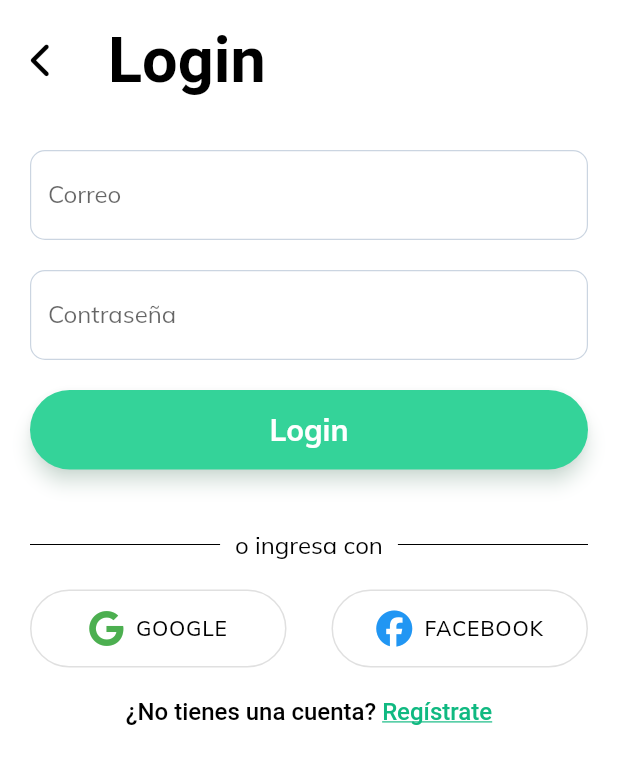
After one commit to ricardogzm/pizca-de-sal, a Flutter app: the LoginScreen screen opened by its route, on a phone screen of 412 x 824 dp. The commit adds this screen. Shown: the top 764 px of the screen. Run offline on Flutter 3.47's test engine with Material 2 defaults, Android fonts, the phone set to English and light mode, and no system bars; our stand-ins replace firebase_core, flutter_dotenv, font_awesome_flutter; accounts and stored records are empty.

Commit message:
📱 Preliminary login screen added
Closes #6
- New login screen with form validation
- login route added to RouteGenerator

```diff
--- a/lib/src/routes_generator.dart
+++ b/lib/src/routes_generator.dart
@@ -1,4 +1,5 @@
 import 'package:flutter/material.dart';
+import 'package:pizca_de_sal/src/screens/auth/login.dart';
 import 'screens/auth/signup.dart';
 import 'screens/welcome_screen.dart';
 
@@ -12,6 +13,8 @@ class RouteGenerator {
         return MaterialPageRoute(builder: (_) => const WelcomeScreen());
       case '/signup':
         return MaterialPageRoute(builder: (_) => const SignupScreen());
+      case '/login':
+        return MaterialPageRoute(builder: (_) => const LoginScreen());
       default:
         // If there is no such named route in the switch statement, e.g. /third
         return _errorRoute();
--- /dev/null
+++ b/lib/src/screens/auth/login.dart
@@ -0,0 +1,180 @@
+import 'package:flutter/gestures.dart';
+import 'package:flutter/material.dart';
+import 'package:font_awesome_flutter/font_awesome_flutter.dart';
+import 'package:pizca_de_sal/src/utils/validators.dart';
+import 'package:pizca_de_sal/src/widgets/auth_related.dart';
+import 'package:pizca_de_sal/src/widgets/text_between_lines.dart';
+
+class LoginScreen extends StatelessWidget {
+  const LoginScreen({Key? key}) : super(key: key);
+
+  @override
+  Widget build(BuildContext context) {
+    return Scaffold(
+      appBar: AppBar(
+        title: const Text("Login"),
+        leading: IconButton(
+          icon: const FaIcon(FontAwesomeIcons.chevronLeft),
+          onPressed: () => Navigator.of(context).pop(),
+        ),
+      ),
+      body: SingleChildScrollView(
+        padding: const EdgeInsets.all(20.0),
+        child: Column(
+          mainAxisAlignment: MainAxisAlignment.spaceBetween,
+          children: [
+            const LoginForm(),
+            const SizedBox(height: 40),
+            Column(children: [
+              const TextBetweenLines(
+                label: "o ingresa con",
+                indent: 10,
+                textStyle: TextStyle(fontSize: 16, color: Colors.black),
+                lineColor: Colors.black,
+              ),
+              const SizedBox(height: 20),
+              const SocialButtons(),
+              const SizedBox(height: 20),
+              Text.rich(
+                TextSpan(
+                  text: '¿No tienes una cuenta? ',
+                  style: const TextStyle(
+                    fontSize: 16,
+                    fontWeight: FontWeight.w500,
+                    color: Colors.black,
+                  ),
+                  children: [
+                    TextSpan(
+                      text: 'Regístrate',
+                      style: const TextStyle(
+                          color: Color.fromARGB(255, 16, 185, 129),
+                          decoration: TextDecoration.underline),
+                      recognizer: TapGestureRecognizer()
+                        ..onTap =
+                            () => Navigator.of(context).pushNamed('/signup'),
+                    ),
+                  ],
+                ),
+              ),
+            ])
+          ],
+        ),
+      ),
+    );
+  }
+}
+
+class LoginForm extends StatefulWidget {
+  const LoginForm({Key? key}) : super(key: key);
+
+  @override
+  _LoginFormState createState() => _LoginFormState();
+}
+
+class _LoginFormState extends State<LoginForm> {
+  final _formKey = GlobalKey<FormState>();
+
+  bool _passwordVisible = false;
+  final TextEditingController _passwordController = TextEditingController();
+
+  @override
+  void initState() {
+    super.initState();
+    _passwordController.addListener(() {
+      setState(() {});
+    });
+  }
+
+  @override
+  void dispose() {
+    _passwordController.dispose();
+    super.dispose();
+  }
+
+  @override
+  Widget build(BuildContext context) {
+    return Form(
+      key: _formKey,
+      child: Column(
+        crossAxisAlignment: CrossAxisAlignment.stretch,
+        children: [
+          _emailInput(),
+          const SizedBox(height: 20),
+          _passwordInput(),
+          const SizedBox(height: 20),
+          _loginSubmit(context),
+        ],
+      ),
+    );
+  }
+
+  TextFormField _emailInput() {
+    return TextFormField(
+      decoration: const InputDecoration(
+        labelText: 'Correo',
+      ),
+      keyboardType: TextInputType.emailAddress,
+      autofillHints: const [AutofillHints.email],
+      validator: InputValidator.emailValidator,
+      autovalidateMode: AutovalidateMode.onUserInteraction,
+    );
+  }
+
+  TextFormField _passwordInput() {
+    return TextFormField(
+      decoration: InputDecoration(
+        labelText: 'Contraseña',
+        suffixIcon: Visibility(
+          visible: _passwordController.text.isNotEmpty,
+          child: Padding(
+            padding: const EdgeInsets.only(right: 5),
+            child: IconButton(
+              icon: FaIcon(
+                _passwordVisible
+                    ? FontAwesomeIcons.eyeSlash
+                    : FontAwesomeIcons.eye,
+                size: 20,
+              ),
+              alignment: Alignment.center,
+              onPressed: () {
+                setState(() {
+                  _passwordVisible = !_passwordVisible;
+                });
+              },
+            ),
+          ),
+        ),
+      ),
+      controller: _passwordController,
+      obscureText: !_passwordVisible,
+      validator: (value) {
+        if (value == null || value.isEmpty) {
+          return 'Por favor, ingresa una contraseña.';
+        }
+
+        return null;
+      },
+      autovalidateMode: AutovalidateMode.onUserInteraction,
+    );
+  }
+
+  ElevatedButton _loginSubmit(BuildContext context) {
+    return ElevatedButton(
+        onPressed: () {
+          if (_formKey.currentState!.validate()) {
+            ScaffoldMessenger.of(context).showSnackBar(
+              const SnackBar(
+                content: Text('Login successful'),
+              ),
+            );
+          } else {
+            ScaffoldMessenger.of(context).showSnackBar(
+              const SnackBar(
+                content: Text('Login failed'),
+              ),
+            );
+          }
+        },
+        child: const Text('Login'));
+  }
+}
```
